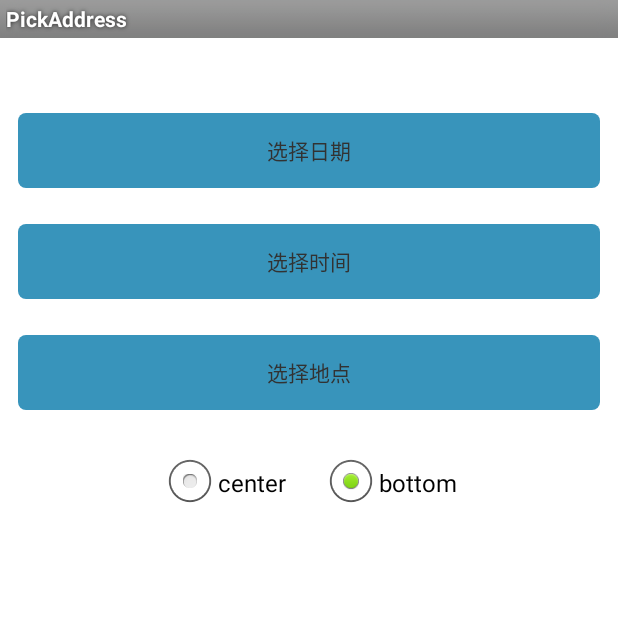
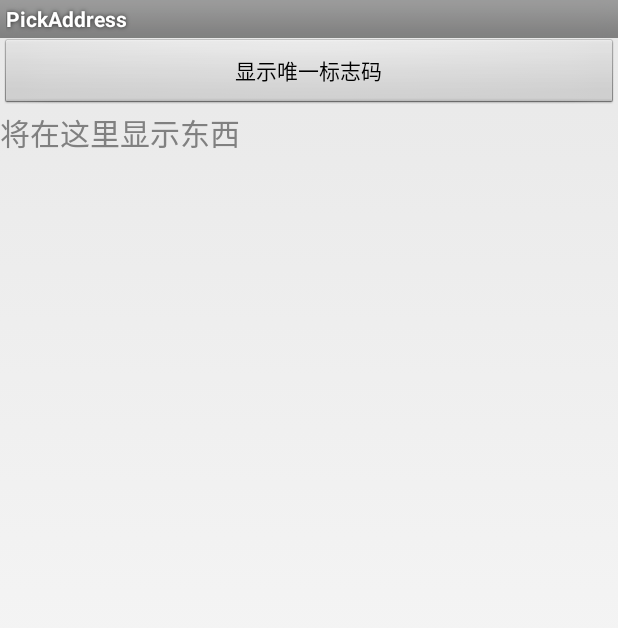
Before and after one commit to ddloveyy/first, an Android app: the screen it shows after launch (MainActivity before the commit, UniqueCodeActivity after it), on a phone screen of 412 x 824 dp. Shown: the top 628 px of the screen. Run offline under Robolectric (Android 15) with nearby library versions, the phone set to English and light mode, and no system bars; our stand-ins replace ButterKnife.

Commit message:
android studio

```diff
--- a/app/build.gradle
+++ b/app/build.gradle
@@ -6,7 +6,7 @@ android {
 
     defaultConfig {
         applicationId "com.ywl5320.pickaddress"
-        minSdkVersion 8
+        minSdkVersion 9
         targetSdkVersion 21
     }
 
@@ -20,4 +20,6 @@ android {
 
 dependencies {
     compile 'com.android.support:support-v4:21.0.3'
+    compile 'com.jakewharton:butterknife:7.0.0'
+//    compile 'com.jakewharton:butterknife-compiler:8.0.0'
 }
--- a/app/src/main/java/com/ywl5320/pickaddress/UniqueCodeActivity.java
+++ b/app/src/main/java/com/ywl5320/pickaddress/UniqueCodeActivity.java
@@ -1,12 +1,151 @@
 package com.ywl5320.pickaddress;
 
-import android.support.v7.app.ActionBarActivity;
+import android.app.Activity;
+import android.content.Context;
+import android.net.wifi.WifiManager;
+import android.os.Build;
 import android.os.Bundle;
+import android.provider.Settings;
+import android.telephony.TelephonyManager;
+import android.text.TextUtils;
+import android.util.Log;
+import android.view.View;
+import android.widget.Button;
+import android.widget.TextView;
 
-public class UniqueCodeActivity extends ActionBarActivity {
+import java.security.MessageDigest;
+import java.security.NoSuchAlgorithmException;
+
+import butterknife.Bind;
+import butterknife.ButterKnife;
+import butterknife.OnClick;
+
+public class UniqueCodeActivity extends Activity {
+
+    StringBuilder deviceId;
+
+    @Bind(R.id.btn_code)
+    Button btnCode;
+    @Bind(R.id.txt_code)
+    TextView txtCode;
 
     @Override
     protected void onCreate(Bundle savedInstanceState) {
         super.onCreate(savedInstanceState);
+        setContentView(R.layout.unique_code);
+        ButterKnife.bind(this);
+//        btnCode.setOnClickListener(this);
+        initDate();
     }
+
+    public void initDate() {
+        deviceId = new StringBuilder();
+        // 渠道标志
+        deviceId.append("a");
+        //The IMEI: 仅仅只对Android手机有效:
+        TelephonyManager tm = (TelephonyManager) getSystemService(TELEPHONY_SERVICE);
+        try {
+            String imei = tm.getDeviceId();
+            Log.e("IMEI------>", imei);
+            addDeviceId(imei);
+        } catch (Exception e) {
+            Log.e("IMEI------>", e.getMessage());
+        }
+        //序列号（sn）
+        try {
+            String sn = tm.getSimSerialNumber();
+            Log.e("SN------>", sn);
+            addDeviceId(sn);
+        } catch (Exception e) {
+            Log.e("SN------>", e.getMessage());
+        }
+        //The Android ID
+        try {
+            String m_szAndroidID = Settings.Secure.getString(getContentResolver(), Settings.Secure.ANDROID_ID);
+            Log.e("Android ID------>", m_szAndroidID);
+            addDeviceId(m_szAndroidID);
+        } catch (Exception e) {
+            Log.e("Android ID------>", e.getMessage());
+        }
+        //Pseudo-Unique ID, 这个在任何Android手机中都有效
+        try {
+            String m_szDevIDShort = "35" + //we make this look like a valid IMEI
+
+                    Build.BOARD.length() % 10 +
+                    Build.BRAND.length() % 10 +
+                    Build.CPU_ABI.length() % 10 +
+                    Build.DEVICE.length() % 10 +
+                    Build.DISPLAY.length() % 10 +
+                    Build.HOST.length() % 10 +
+                    Build.ID.length() % 10 +
+                    Build.MANUFACTURER.length() % 10 +
+                    Build.MODEL.length() % 10 +
+                    Build.PRODUCT.length() % 10 +
+                    Build.TAGS.length() % 10 +
+                    Build.TYPE.length() % 10 +
+                    Build.USER.length() % 10; //13 digits
+            Log.e("Pseudo-Unique ID------>", m_szDevIDShort);
+            addDeviceId(m_szDevIDShort);
+        } catch (Exception e) {
+            Log.e("Pseudo-Unique ID------>", e.getMessage());
+        }
+        //The WLAN MAC Address string
+        try {
+            WifiManager wm = (WifiManager) getSystemService(Context.WIFI_SERVICE);
+            String m_szWLANMAC = wm.getConnectionInfo().getMacAddress();
+            Log.e("WLAN MAC------>", m_szWLANMAC);
+            addDeviceId(m_szWLANMAC);
+        } catch (Exception e) {
+            Log.e("WLAN MAC------>", e.getMessage());
+        }
+    }
+
+    private void addDeviceId(String sz) {
+        if (!TextUtils.equals(sz, "")) {
+            deviceId.append(sz);
+        }
+    }
+
+//    @Override
+//    public void onClick(View v) {
+//        switch (v.getId()) {
+//            case R.id.btn_code:
+//                txtCode.setText(strMd5(deviceId.toString()));
+//                break;
+//            default:
+//                break;
+//        }
+//    }
+
+    //MD5编码 可产生32位的16进制数据:
+    private String strMd5(String uniqueId) {
+        // compute md5
+        MessageDigest m = null;
+        try {
+            m = MessageDigest.getInstance("MD5");
+        } catch (NoSuchAlgorithmException e) {
+            e.printStackTrace();
+        }
+        m.update(uniqueId.getBytes(), 0, uniqueId.length());
+        // get md5 bytes
+        byte p_md5Data[] = m.digest();
+        // create a hex string
+        String m_szUniqueID = new String();
+        for (int i = 0; i < p_md5Data.length; i++) {
+            int b = (0xFF & p_md5Data[i]);
+            // if it is a single digit, make sure it have 0 in front (proper padding)
+            if (b <= 0xF)
+                m_szUniqueID += "0";
+            // add number to string
+            m_szUniqueID += Integer.toHexString(b);
+        }   // hex string to uppercase
+        m_szUniqueID = m_szUniqueID.toUpperCase();
+        return m_szUniqueID;
+    }
+
+    @OnClick(R.id.btn_code)
+    public void onClick() {
+        txtCode.setText(strMd5(deviceId.toString()));
+    }
+
 }
--- a/app/src/main/res/layout/unique_code.xml
+++ b/app/src/main/res/layout/unique_code.xml
@@ -2,5 +2,17 @@
 <LinearLayout xmlns:android="http://schemas.android.com/apk/res/android"
     android:orientation="vertical" android:layout_width="match_parent"
     android:layout_height="match_parent">
-
+   <Button
+       android:id="@+id/btn_code"
+       android:layout_width="match_parent"
+       android:layout_height="wrap_content"
+       android:text="显示唯一标志码"
+       />
+   <TextView
+       android:layout_width="match_parent"
+       android:layout_height="wrap_content"
+       android:hint="将在这里显示东西"
+       android:textSize="20dp"
+       android:id="@+id/txt_code"
+       />
 </LinearLayout>
--- a/build.gradle
+++ b/build.gradle
@@ -4,7 +4,8 @@ buildscript {
         jcenter()
     }
     dependencies {
-        classpath 'com.android.tools.build:gradle:2.2.2'
+        classpath 'com.android.tools.build:gradle:2.2.3'
+        //classpath 'com.neenbedankt.gradle.plugins:android-apt:1.8'
     }
 }
 
```
Also changed, not shown: app/src/main/AndroidManifest.xml (+22 -4 lines), app/src/main/res/values/strings.xml (+14 -0 lines), 1 other file.
